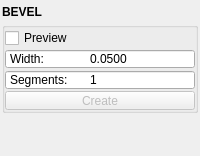
Qt form mayatk/edit_utils/bevel.ui (m3trik/mayatk) before a commit.
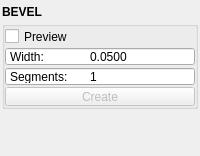
The same form after that commit. Custom widgets are drawn as their Qt base class.

Diff of the .ui file:
```diff
--- a/mayatk/edit_utils/bevel.ui
+++ b/mayatk/edit_utils/bevel.ui
@@ -55,13 +55,13 @@
         <property name="minimumSize">
          <size>
           <width>0</width>
-          <height>20</height>
+          <height>19</height>
          </size>
         </property>
         <property name="maximumSize">
          <size>
           <width>16777215</width>
-          <height>20</height>
+          <height>19</height>
          </size>
         </property>
         <property name="font">
@@ -104,13 +104,13 @@
            <property name="minimumSize">
             <size>
              <width>0</width>
-             <height>20</height>
+             <height>19</height>
             </size>
            </property>
            <property name="maximumSize">
             <size>
              <width>16777215</width>
-             <height>20</height>
+             <height>19</height>
             </size>
            </property>
            <property name="buttonSymbols">
@@ -184,13 +184,13 @@
              <property name="minimumSize">
               <size>
                <width>0</width>
-               <height>20</height>
+               <height>19</height>
               </size>
              </property>
              <property name="maximumSize">
               <size>
                <width>16777215</width>
-               <height>20</height>
+               <height>19</height>
               </size>
              </property>
              <property name="toolTip">
@@ -217,13 +217,13 @@
            <property name="minimumSize">
             <size>
              <width>0</width>
-             <height>20</height>
+             <height>19</height>
             </size>
            </property>
            <property name="maximumSize">
             <size>
              <width>16777215</width>
-             <height>20</height>
+             <height>19</height>
             </size>
            </property>
            <property name="buttonSymbols">
@@ -270,13 +270,13 @@
         <property name="minimumSize">
          <size>
           <width>0</width>
-          <height>20</height>
+          <height>19</height>
          </size>
         </property>
         <property name="maximumSize">
          <size>
           <width>16777215</width>
-          <height>20</height>
+          <height>19</height>
          </size>
         </property>
        </widget>
```
